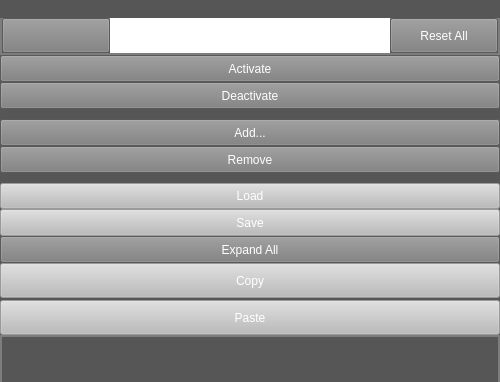
The window that resource/pattern_manager_widget.ui (teknologisk-institut/rqt_pattern_manager) describes before a commit, drawn with Qt 5; both pictures show x 0 to 500 and y 0 to 382 of the 500 by 750 pixel window.
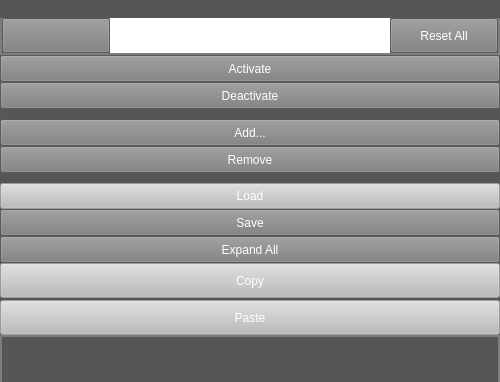
The same window after the commit. Icons and pictures are not drawn.

Diff of the .ui file:
```diff
--- a/resource/pattern_manager_widget.ui
+++ b/resource/pattern_manager_widget.ui
@@ -532,7 +532,7 @@
       <item>
        <widget class="QPushButton" name="saveButton">
         <property name="enabled">
-         <bool>false</bool>
+         <bool>true</bool>
         </property>
         <property name="text">
          <string>Save</string>
```
